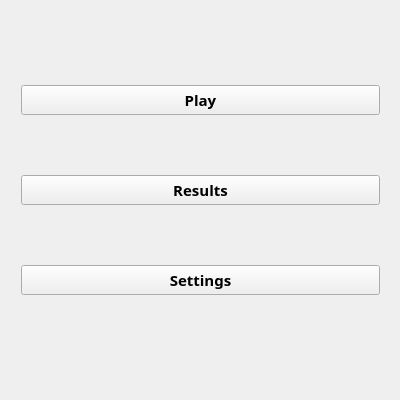
Old version of the form mainwindow.ui in the repository BogdanVeligorskyi/Minesweeper_Qt.
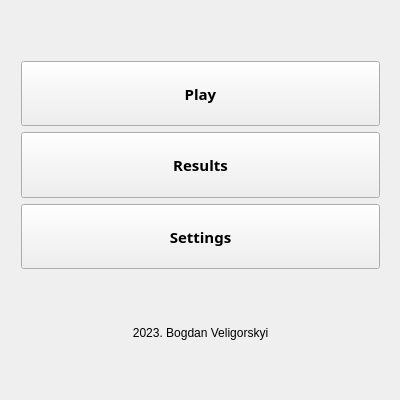
New version of the form.

Commit message: Added developer info

What changed in the file:
```diff
--- a/mainwindow.ui
+++ b/mainwindow.ui
@@ -18,14 +18,20 @@
     <property name="geometry">
      <rect>
       <x>10</x>
-      <y>20</y>
+      <y>50</y>
       <width>381</width>
-      <height>341</height>
+      <height>301</height>
      </rect>
     </property>
     <layout class="QVBoxLayout" name="verticalLayout">
      <item>
       <widget class="QPushButton" name="pushPlayButton">
+       <property name="sizePolicy">
+        <sizepolicy hsizetype="Minimum" vsizetype="Minimum">
+         <horstretch>0</horstretch>
+         <verstretch>0</verstretch>
+        </sizepolicy>
+       </property>
        <property name="font">
         <font>
          <family>MV Boli</family>
@@ -41,6 +47,12 @@
      </item>
      <item>
       <widget class="QPushButton" name="pushResultsButton">
+       <property name="sizePolicy">
+        <sizepolicy hsizetype="Minimum" vsizetype="Minimum">
+         <horstretch>0</horstretch>
+         <verstretch>0</verstretch>
+        </sizepolicy>
+       </property>
        <property name="font">
         <font>
          <family>MV Boli</family>
@@ -56,6 +68,12 @@
      </item>
      <item>
       <widget class="QPushButton" name="pushSettingsButton">
+       <property name="sizePolicy">
+        <sizepolicy hsizetype="Minimum" vsizetype="Minimum">
+         <horstretch>0</horstretch>
+         <verstretch>0</verstretch>
+        </sizepolicy>
+       </property>
        <property name="font">
         <font>
          <family>MV Boli</family>
@@ -69,6 +87,16 @@
        </property>
       </widget>
      </item>
+     <item>
+      <widget class="QLabel" name="labelDeveloperInfo">
+       <property name="text">
+        <string>2023. Bogdan Veligorskyi</string>
+       </property>
+       <property name="alignment">
+        <set>Qt::AlignBottom|Qt::AlignHCenter</set>
+       </property>
+      </widget>
+     </item>
     </layout>
    </widget>
   </widget>
```
